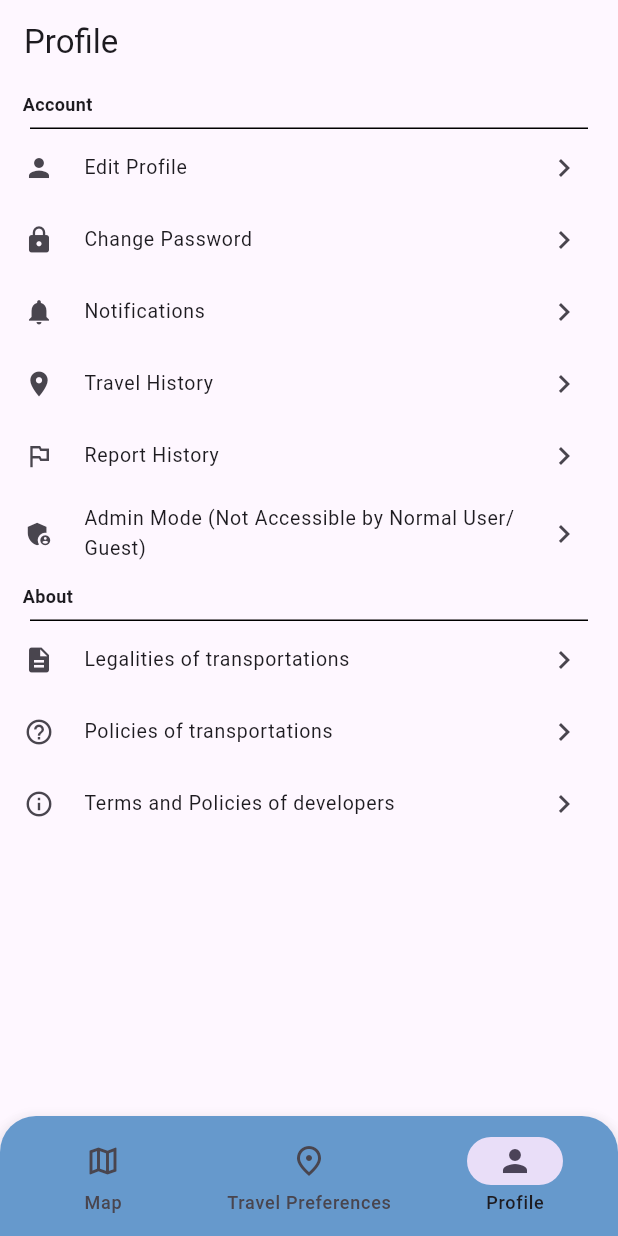
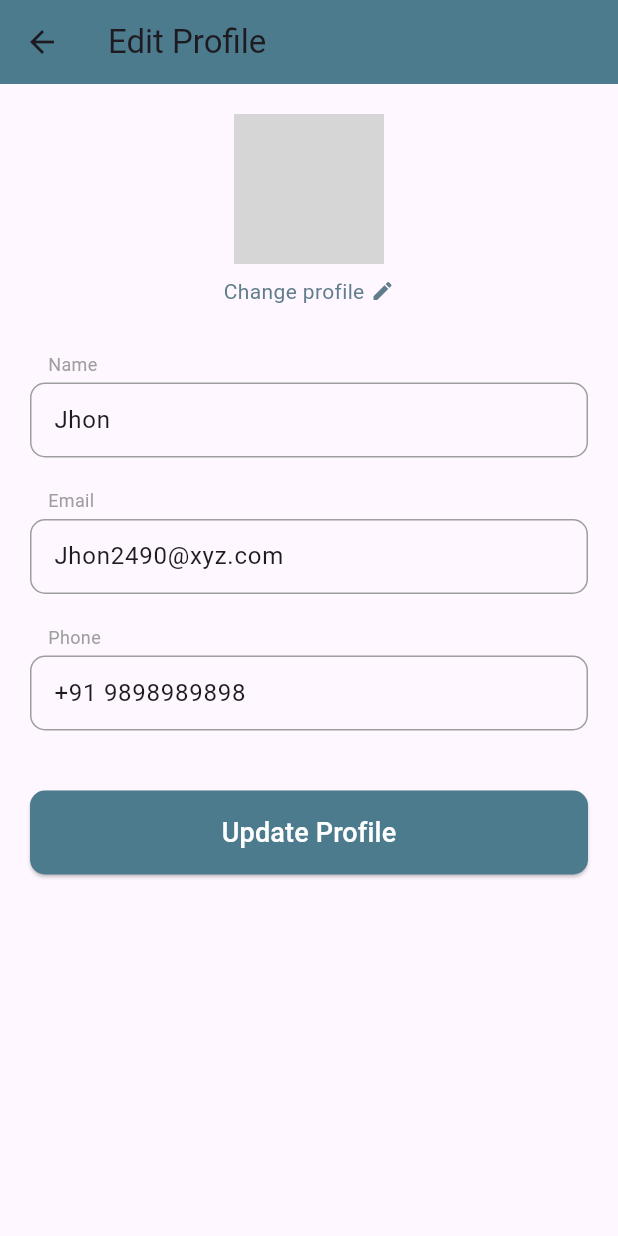
Before and after one commit to BGrazer/Maiway, a Flutter app: the screen it shows after launch, item 3 of the bottom bar chosen, after a tap on "Edit Profile", on a phone screen of 412 x 824 dp. Run offline on Flutter 3.47's test engine with Material 3 defaults, Android fonts, the phone set to English and light mode, and no system bars; our stand-ins replace flutter_map, geolocator, google_fonts, latlong2; missing offline and left inert: flutter_map_location_marker; grey boxes are pictures that could not be loaded.

Commit message:
Added edit profile and functions

```diff
--- /dev/null
+++ b/maiwayapp/lib/edit_profile.dart
@@ -0,0 +1,201 @@
+// lib/edit_profile.dart
+import 'package:flutter/material.dart';
+import 'package:flutter/services.dart';
+
+class EditProfileScreen extends StatefulWidget {
+  const EditProfileScreen({super.key});
+
+  @override
+  State<EditProfileScreen> createState() => _EditProfileScreenState();
+}
+
+class _EditProfileScreenState extends State<EditProfileScreen> {
+  final TextEditingController _nameController = TextEditingController(text: 'Jhon');
+  final TextEditingController _emailController = TextEditingController(text: 'Jhon2490@xyz.com');
+  final TextEditingController _phoneController = TextEditingController(text: '+91 9898989898');
+
+  @override
+  void dispose() {
+    _nameController.dispose();
+    _emailController.dispose();
+    _phoneController.dispose();
+    super.dispose();
+  }
+
+  @override
+  Widget build(BuildContext context) {
+    return Scaffold(
+      appBar: AppBar(
+        leading: IconButton(
+          icon: const Icon(Icons.arrow_back),
+          onPressed: () {
+            Navigator.pop(context);
+          },
+        ),
+        title: const Text('Edit Profile'),
+        backgroundColor: const Color(0xFF4C7B8D),
+      ),
+      body: SingleChildScrollView(
+        child: Padding(
+          padding: const EdgeInsets.all(20.0),
+          child: Column(
+            children: <Widget>[
+              Stack(
+                alignment: Alignment.bottomRight,
+                children: [
+                  const CircleAvatar(
+                    radius: 50,
+                    backgroundImage: AssetImage('assets/profile_pic.png'),
+                  ),
+                  Positioned(
+                    bottom: 0,
+                    right: 0,
+                    child: GestureDetector(
+                      onTap: () {
+                        print('Change profile picture tapped');
+                      },
+                      child: const Icon(
+                        Icons.edit,
+                        color: Color(0xFFFFFFFF),
+                        size: 20,
+                      ),
+                    ),
+                  ),
+                ],
+              ),
+              const SizedBox(height: 8),
+              Row(
+                mainAxisAlignment: MainAxisAlignment.center,
+                children: [
+                  const Text(
+                    'Change profile',
+                    style: TextStyle(color: Colors.blueGrey),
+                  ),
+                  const SizedBox(width: 4),
+                  const Icon(Icons.edit, size: 16, color: Colors.blueGrey),
+                ],
+              ),
+              const SizedBox(height: 30),
+
+              _buildTextField(
+                controller: _nameController,
+                labelText: 'Name',
+              ),
+              const SizedBox(height: 20),
+
+              _buildTextField(
+                controller: _emailController,
+                labelText: 'Email',
+                keyboardType: TextInputType.emailAddress,
+              ),
+              const SizedBox(height: 20),
+              _buildTextField(
+                controller: _phoneController,
+                labelText: 'Phone',
+                keyboardType: TextInputType.phone,
+                inputFormatters: [
+                  FilteringTextInputFormatter.digitsOnly
+                ],
+              ),
+              const SizedBox(height: 40),
+
+              SizedBox(
+                width: double.infinity,
+                child: ElevatedButton(
+                  onPressed: () {
+                    _showUpdateConfirmationDialog(context);
+                  },
+                  style: ElevatedButton.styleFrom(
+                    backgroundColor: const Color(0xFF4C7B8D),
+                    padding: const EdgeInsets.symmetric(vertical: 15),
+                    shape: RoundedRectangleBorder(
+                      borderRadius: BorderRadius.circular(10),
+                    ),
+                  ),
+                  child: const Text(
+                    'Update Profile',
+                    style: TextStyle(fontSize: 18, color: Colors.white),
+                  ),
+                ),
+              ),
+            ],
+          ),
+        ),
+      ),
+    );
+  }
+  Widget _buildTextField({
+    required TextEditingController controller,
+    required String labelText,
+    TextInputType keyboardType = TextInputType.text,
+    List<TextInputFormatter>? inputFormatters,
+  }) {
+    return Column(
+      crossAxisAlignment: CrossAxisAlignment.start,
+      children: [
+        Padding(
+          padding: const EdgeInsets.only(left: 12.0, bottom: 4.0),
+          child: Text(
+            labelText,
+            style: const TextStyle(fontSize: 12, color: Colors.grey),
+          ),
+        ),
+        Container(
+          decoration: BoxDecoration(
+            border: Border.all(color: Colors.grey),
+            borderRadius: BorderRadius.circular(10),
+          ),
+          child: TextField(
+            controller: controller,
+            keyboardType: keyboardType,
+            inputFormatters: inputFormatters,
+            decoration: const InputDecoration(
+              contentPadding: EdgeInsets.symmetric(horizontal: 15, vertical: 10),
+              border: InputBorder.none,
+            ),
+            style: const TextStyle(fontSize: 16),
+          ),
+        ),
+      ],
+    );
+  }
+
+  void _showUpdateConfirmationDialog(BuildContext context) {
+    showDialog(
+      context: context,
+      builder: (BuildContext dialogContext) {
+        return AlertDialog(
+          title: const Text('Confirm Update'),
+          content: const Text('Are you sure you want to update your profile?'),
+          actions: <Widget>[
+            TextButton(
+              onPressed: () {
+                Navigator.pop(dialogContext);
+              },
+              child: const Text('Cancel'),
+            ),
+            TextButton(
+              onPressed: () {
+                Navigator.pop(dialogContext);
+
+                print('Name: ${_nameController.text}');
+                print('Email: ${_emailController.text}');
+                print('Phone: ${_phoneController.text}');
+
+                ScaffoldMessenger.of(context).showSnackBar(
+                  const SnackBar(
+                    content: Text('Your profile has been successfully updated!'),
+                    backgroundColor: Colors.green,
+                    duration: Duration(seconds: 2),
+                  ),
+                );
+
+              },
+              child: const Text('Yes'),
+            ),
+          ],
+        );
+      },
+    );
+  }
+}
--- a/maiwayapp/lib/profile_screen.dart
+++ b/maiwayapp/lib/profile_screen.dart
@@ -1,6 +1,7 @@
 import 'package:flutter/material.dart';
 import 'change_pass.dart';
 import 'user_report_page.dart';
+import 'edit_profile.dart';
 
 class ProfileScreen extends StatelessWidget {
   const ProfileScreen({super.key});
@@ -15,7 +16,14 @@ class ProfileScreen extends StatelessWidget {
           _buildSettingsTile(
             icon: Icons.person,
             title: 'Edit Profile',
-            onTap: () {},
+            onTap: () {
+              Navigator.push(
+                context,
+                MaterialPageRoute(
+                  builder: (context) => const EditProfileScreen(),
+                ),
+              );
+            },
           ),
           _buildSettingsTile(
             icon: Icons.lock,
```
Also changed, not shown: maiwayapp/pubspec.lock.
